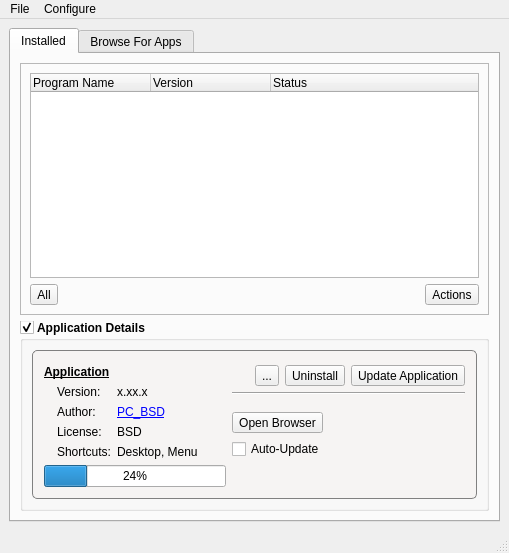
First picture: the form in src-qt4/pc-softwaremanager/mainUI.ui, repository trueos/pcbsd, before the edit.
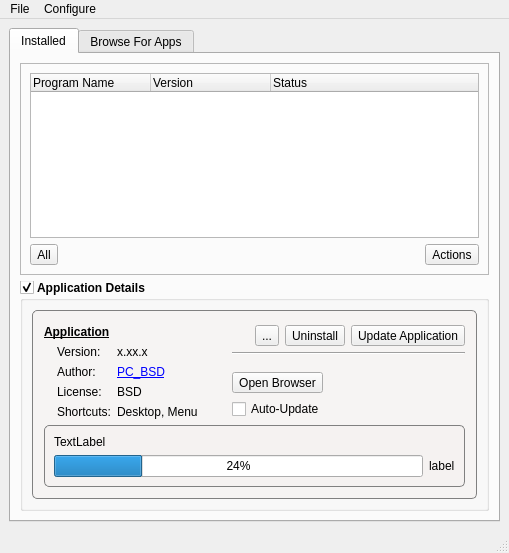
Second picture: the form after the edit. The open tabs and pages were chosen to show the change. Icons and pictures are not drawn.

Commit message: Setup the AppCafe so that the status displayed in the treewidget is a short status, with the full status at the bottom of the info group if selected. This status shows not only the current download percent and rate, but also any install/remove/update status notifications as they happen.

Diff of the .ui file:
```diff
--- a/src-qt4/pc-softwaremanager/mainUI.ui
+++ b/src-qt4/pc-softwaremanager/mainUI.ui
@@ -441,6 +441,40 @@
                 </item>
                </layout>
               </item>
+              <item row="3" column="0" colspan="4">
+               <widget class="QGroupBox" name="group_install_appStat">
+                <property name="title">
+                 <string/>
+                </property>
+                <layout class="QVBoxLayout" name="verticalLayout_18">
+                 <item>
+                  <widget class="QLabel" name="label_install_status">
+                   <property name="text">
+                    <string notr="true">TextLabel</string>
+                   </property>
+                  </widget>
+                 </item>
+                 <item>
+                  <layout class="QHBoxLayout" name="horizontalLayout_9">
+                   <item>
+                    <widget class="QProgressBar" name="progress_install_DL">
+                     <property name="value">
+                      <number>24</number>
+                     </property>
+                    </widget>
+                   </item>
+                   <item>
+                    <widget class="QLabel" name="label_install_DL">
+                     <property name="text">
+                      <string notr="true">label</string>
+                     </property>
+                    </widget>
+                   </item>
+                  </layout>
+                 </item>
+                </layout>
+               </widget>
+              </item>
               <item row="1" column="2" rowspan="2">
                <spacer name="horizontalSpacer_2">
                 <property name="orientation">
@@ -454,20 +488,6 @@
                 </property>
                </spacer>
               </item>
-              <item row="3" column="0" colspan="3">
-               <widget class="QProgressBar" name="progressStatus">
-                <property name="value">
-                 <number>24</number>
-                </property>
-               </widget>
-              </item>
-              <item row="3" column="3">
-               <widget class="QLabel" name="labelDL">
-                <property name="text">
-                 <string/>
-                </property>
-               </widget>
-              </item>
              </layout>
             </widget>
            </item>
```
Left out of the diff: 26 changed lines with no effect on the pictures. The commit also changes 8 other files.
